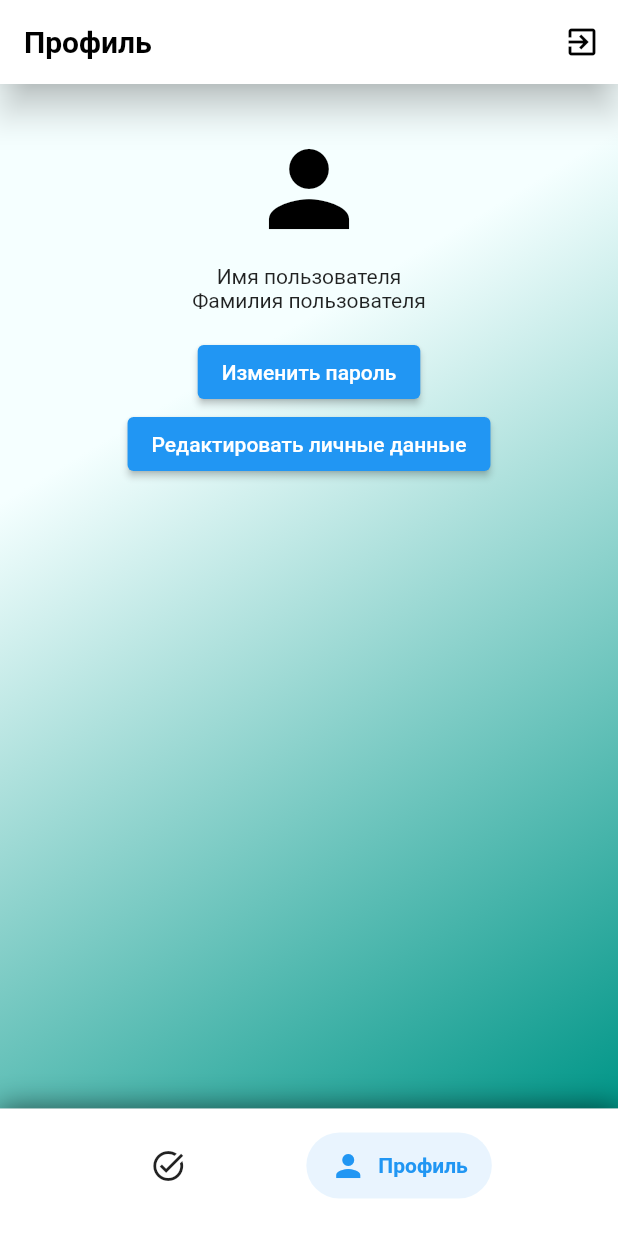
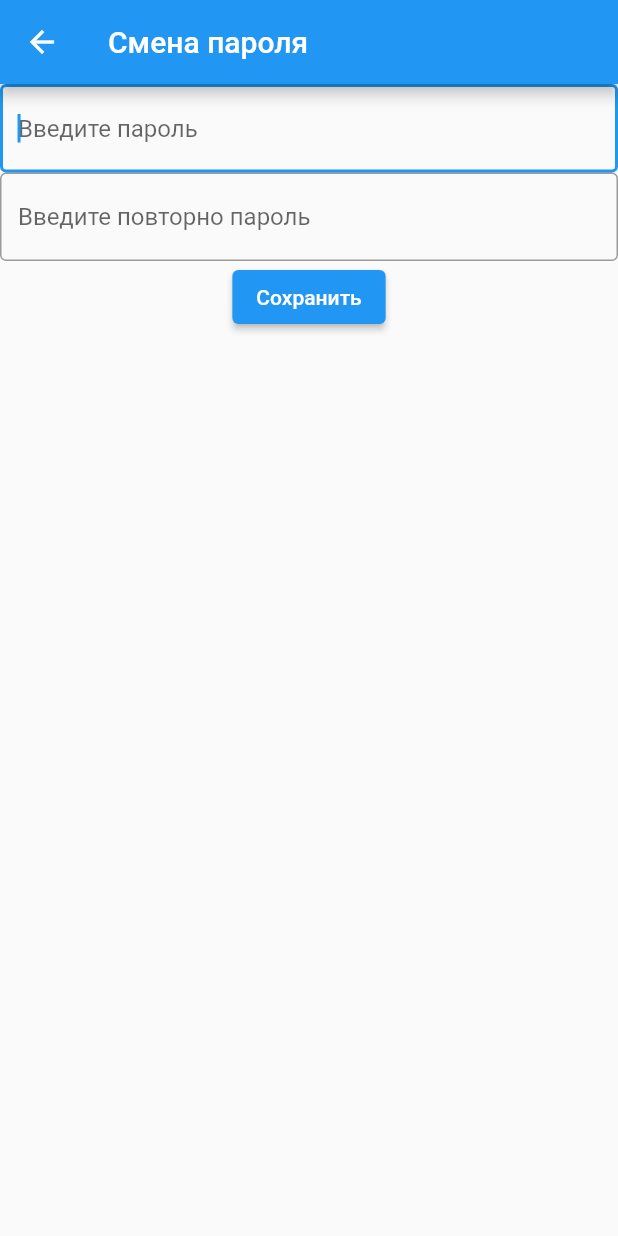
Before and after one commit to Polevshchikov/setting_goals, a Flutter app: the screen it shows once a user with an empty profile is signed in, item 2 of the bottom bar chosen, after a tap on "Изменить пароль", on a phone screen of 412 x 824 dp. Run offline on Flutter 3.47's test engine with Material 2 defaults, Android fonts, the phone set to English and light mode, and no system bars; drawn by our look-alikes of salomon_bottom_bar; our stand-ins replace bloc, cloud_firestore, firebase_auth, firebase_core, flutter_bloc, get_it; accounts and stored records are empty.

Commit message:
additional screens

```diff
--- /dev/null
+++ b/lib/widgets/profile/components/edit_password_widget.dart
@@ -0,0 +1,41 @@
+import 'package:flutter/material.dart';
+
+class EditPasswordWidget extends StatelessWidget {
+  const EditPasswordWidget({Key? key}) : super(key: key);
+
+  @override
+  Widget build(BuildContext context) {
+    return Scaffold(
+      appBar: AppBar(
+        title: Text('Смена пароля'),
+      ),
+      body: Container(
+        child: Column(
+          children: [
+            TextField(
+              onChanged: (value) {},
+              onEditingComplete: () {},
+              autofocus: true,
+              decoration: const InputDecoration(
+                border: OutlineInputBorder(),
+                hintText: 'Введите пароль',
+              ),
+            ),
+            TextField(
+              onChanged: (value) {},
+              onEditingComplete: () {},
+              decoration: const InputDecoration(
+                border: OutlineInputBorder(),
+                hintText: 'Введите повторно пароль',
+              ),
+            ),
+            ElevatedButton(
+              onPressed: () {},
+              child: Text('Сохранить'),
+            ),
+          ],
+        ),
+      ),
+    );
+  }
+}
--- a/lib/widgets/profile/profile_widget.dart
+++ b/lib/widgets/profile/profile_widget.dart
@@ -1,6 +1,8 @@
 import 'package:firebase_auth/firebase_auth.dart';
 import 'package:flutter/material.dart';
 import 'package:setting_goals/services/services.dart';
+import 'package:setting_goals/widgets/profile/components/edit_password_widget.dart';
+import 'package:setting_goals/widgets/profile/components/edit_profile_widget.dart';
 
 class ProfileWidget extends StatefulWidget {
   const ProfileWidget({Key? key}) : super(key: key);
@@ -94,15 +96,26 @@ class ProfileBodyWidget extends StatelessWidget {
             Text('Фамилия пользователя'),
             Text(userEmail),
             ElevatedButton(
-              onPressed: () {},
+              onPressed: () {
+                //  TODO  изменить на именнованный роут
+                Navigator.push(
+                  context,
+                  MaterialPageRoute(builder: (context) {
+                    return EditPasswordWidget();
+                  }),
+                );
+              },
               child: Text('Изменить пароль'),
             ),
             ElevatedButton(
-              onPressed: () async {
-                await getIt
-                    .get<Services>()
-                    .auth
-                    .updateUser(displayName: 'displayName');
+              onPressed: () {
+                //  TODO  изменить на именнованный роут
+                Navigator.push(
+                  context,
+                  MaterialPageRoute(builder: (context) {
+                    return EditProfileWidget();
+                  }),
+                );
               },
               child: Text('Редактировать личные данные'),
             ),
--- a/lib/widgets/task/components/todo_widget.dart
+++ b/lib/widgets/task/components/todo_widget.dart
@@ -1,4 +1,6 @@
 import 'package:flutter/material.dart';
+import 'package:setting_goals/widgets/tab_task/tab_task_widget.dart';
+import 'package:setting_goals/widgets/task/elements/todo_button_widget.dart';
 
 class ToDoWidget extends StatelessWidget {
   const ToDoWidget({Key? key}) : super(key: key);
@@ -23,12 +25,32 @@ class ToDoWidget extends StatelessWidget {
             children: [
               Card(
                 child: ListTile(
-                  title: Text('group.name'),
+                  title: Text('Название задачи'),
+                  subtitle: Column(
+                    crossAxisAlignment: CrossAxisAlignment.start,
+                    children: [
+                      Text('ID'),
+                      Text('Имя Фамилия'),
+                    ],
+                  ),
                   trailing: Icon(Icons.chevron_right),
-                  onTap: () {},
+                  onTap: () {
+                    //  TODO  изменить на именнованный роут
+                    Navigator.push(
+                      context,
+                      MaterialPageRoute(builder: (context) {
+                        return TabTaskWidget();
+                      }),
+                    );
+                  },
                 ),
               ),
             ],
+          ),
+          Positioned(
+            bottom: 15,
+            right: 15,
+            child: TodoButton(),
           ),
         ],
       ),
--- /dev/null
+++ b/lib/widgets/task/elements/todo_button_widget.dart
@@ -0,0 +1,49 @@
+import 'package:flutter/material.dart';
+import 'package:setting_goals/widgets/task/elements/task_form_widget.dart';
+
+class TodoButton extends StatelessWidget {
+  const TodoButton({Key? key}) : super(key: key);
+
+  @override
+  Widget build(BuildContext context) {
+    return GestureDetector(
+      child: Container(
+        width: 40,
+        height: 40,
+        decoration: BoxDecoration(
+          color: Colors.blue,
+          borderRadius: BorderRadius.all(Radius.circular(10)),
+          boxShadow: [
+            BoxShadow(
+              color: Colors.black.withOpacity(0.5),
+              spreadRadius: 1,
+              blurRadius: 5,
+              offset: Offset(0, 2),
+            ),
+          ],
+          border: Border.all(
+            width: 2,
+            color: Colors.black,
+            style: BorderStyle.solid,
+          ),
+        ),
+        child: Center(
+          child: Icon(
+            Icons.add,
+            color: Colors.black,
+          ),
+        ),
+      ),
+      onTap: () {
+        //  TODO  изменить на именнованный роут
+        Navigator.push(
+          context,
+          MaterialPageRoute(builder: (context) {
+            return TaskForm();
+          }),
+        );
+        print('add ToDo');
+      },
+    );
+  }
+}
```
Also changed, not shown: lib/widgets/profile/components/edit_profile_widget.dart (added, +47 -0 lines), lib/widgets/tab_task/tab_task_widget.dart (added, +32 -0 lines), lib/widgets/task/elements/task_form_widget.dart (added, +49 -0 lines), lib/widgets/task/task_widget.dart (+4 -44 lines).
